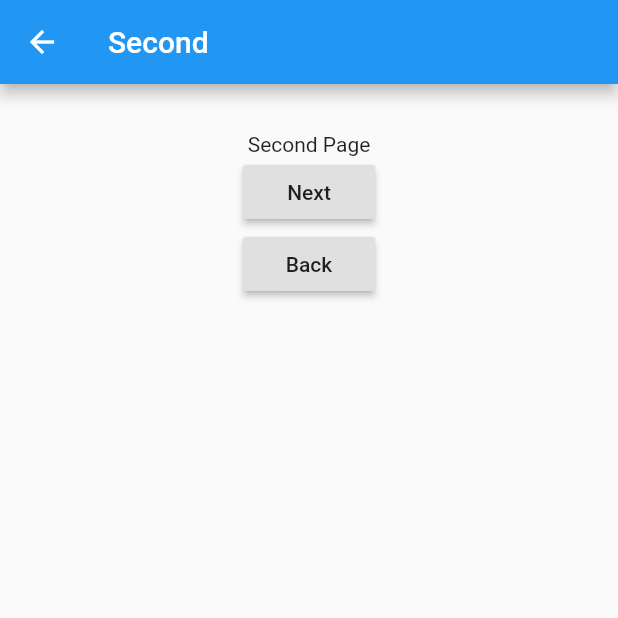
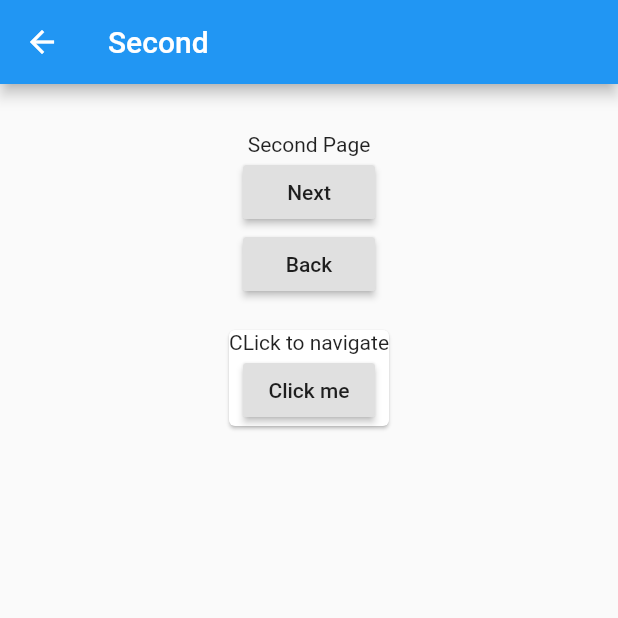
Before and after one commit to jesselima/flutter_app, a Flutter app: the Second screen opened by its route, on a phone screen of 412 x 824 dp, the top half of it. Run offline on Flutter 3.47's test engine with Material 2 defaults, Android fonts, the phone set to English and light mode, and no system bars.

Commit message:
Navigation - Navigating from a child widget(imported widget from file)

```diff
--- /dev/null
+++ b/lib/screens/mywidget.dart
@@ -0,0 +1,26 @@
+import 'package:flutter/material.dart';
+
+
+class MyWidget extends StatelessWidget {
+
+  @override
+  Widget build(BuildContext context) {
+    return Padding(
+      padding: EdgeInsets.all(16),
+      child: Card(
+        child: Column(
+          children: <Widget>[
+            Text("CLick to navigate"),
+            RaisedButton(
+              onPressed: () {
+                Navigator.of(context).pushNamed("/Home");
+              },
+              child: Text("Click me"),
+            )
+          ],
+        ),
+      ),
+    );
+  }// Widget build
+
+}
--- a/lib/screens/second.dart
+++ b/lib/screens/second.dart
@@ -1,4 +1,6 @@
 import 'package:flutter/material.dart';
+
+import './mywidget.dart';
 
 void main() => runApp(
     new MaterialApp(
@@ -43,8 +45,9 @@ class _Second extends State<Second> {
           child: Column(
             children: <Widget>[
               Text("Second Page"),
-            RaisedButton(onPressed: (){ Navigator.of(context).pushNamedAndRemoveUntil("/Third", (Route<dynamic> route) => false); }, child: Text("Next")),
-            RaisedButton(onPressed: (){ Navigator.of(context).pop(); }, child: Text("Back")), // IT MAKES YOU NAVIGATE BACK THROUGH THE HISTORY.
+              RaisedButton(onPressed: (){ Navigator.of(context).pushNamedAndRemoveUntil("/Third", (Route<dynamic> route) => false); }, child: Text("Next")),
+              RaisedButton(onPressed: (){ Navigator.of(context).pop(); }, child: Text("Back")), // IT MAKES YOU NAVIGATE BACK THROUGH THE HISTORY.
+              MyWidget(),
             ],
           ),
         ),
```
